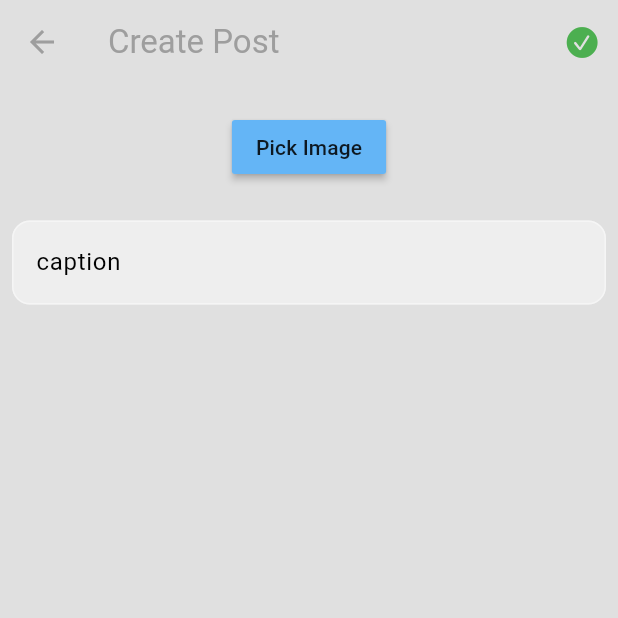
After one commit to ravidkrisi/social_app, a Flutter app: the UploadPostPage screen opened directly, after a tap on "Pick Image", on a phone screen of 412 x 824 dp, the top half of it. The commit adds this screen. Run offline on Flutter 3.47's test engine with Material 3 defaults, Android fonts, the phone set to English and light mode, and no system bars; our stand-ins replace cached_network_image, cloud_firestore, file_picker, firebase_auth, firebase_core, firebase_storage and 1 more; accounts and stored records are empty; network calls fail.

Commit message:
[feature] added UI for create new post

```diff
--- a/lib/app.dart
+++ b/lib/app.dart
@@ -33,6 +33,9 @@ import 'package:social_app/features/auth/presentation/cubits/auth_cubit.dart';
 import 'package:social_app/features/auth/presentation/cubits/auth_states.dart';
 import 'package:social_app/features/auth/presentation/pages/auth_page.dart';
 import 'package:social_app/features/home/presentation/pages/home.dart';
+import 'package:social_app/features/post/data/firebase_post_repo.dart';
+import 'package:social_app/features/post/domain/repos/post_repo.dart';
+import 'package:social_app/features/post/presentation/cubits/post_cubit.dart';
 import 'package:social_app/features/profile/data/firebase_profile_repo.dart';
 import 'package:social_app/features/profile/presentation/cubits/profile_cubit.dart';
 import 'package:social_app/features/profile/presentation/cubits/profile_states.dart';
@@ -47,6 +50,8 @@ class MyApp extends StatelessWidget {
   final firebaseProfileRepo = FirebaseProfileRepo();
   // storage repo
   final firebaseStorageRepo = FirebaseStorageRepo();
+  // post repo
+  final firebasePostRepo = FirebasePostRepo();
 
   MyApp({super.key});
 
@@ -65,6 +70,13 @@ class MyApp extends StatelessWidget {
           create:
               (context) => ProfileCubit(
                 profileRepo: firebaseProfileRepo,
+                storageRepo: firebaseStorageRepo,
+              ),
+        ),
+        BlocProvider<PostCubit>(
+          create:
+              (context) => PostCubit(
+                postRepo: firebasePostRepo,
                 storageRepo: firebaseStorageRepo,
               ),
         ),
--- a/lib/features/post/presentation/cubits/post_cubit.dart
+++ b/lib/features/post/presentation/cubits/post_cubit.dart
@@ -41,6 +41,9 @@ class PostCubit extends Cubit<PostState> {
 
       // add post in backend
       await postRepo.createPost(newPost);
+
+      // re-fetch all posts
+      fetchAllPosts();
     } catch (e) {
       emit(PostError('error creating post: $e'));
     }
--- /dev/null
+++ b/lib/features/post/presentation/pages/upload_post_page.dart
@@ -0,0 +1,183 @@
+import 'dart:io';
+import 'dart:typed_data';
+
+import 'package:file_picker/file_picker.dart';
+import 'package:flutter/cupertino.dart';
+import 'package:flutter/foundation.dart' show kIsWeb;
+import 'package:flutter/material.dart';
+import 'package:flutter_bloc/flutter_bloc.dart';
+import 'package:social_app/features/auth/domain/entities/app_user.dart';
+import 'package:social_app/features/auth/presentation/components/my_text_field.dart';
+import 'package:social_app/features/auth/presentation/cubits/auth_cubit.dart';
+import 'package:social_app/features/post/domain/entities/post.dart';
+import 'package:social_app/features/post/presentation/cubits/post_cubit.dart';
+import 'package:social_app/features/post/presentation/cubits/post_states.dart';
+import 'package:uuid/uuid.dart';
+
+class UploadPostPage extends StatefulWidget {
+  const UploadPostPage({super.key});
+
+  @override
+  State<UploadPostPage> createState() => _UploadPostPageState();
+}
+
+class _UploadPostPageState extends State<UploadPostPage> {
+  // mobile image pick
+  PlatformFile? selectedImage;
+
+  // web image pick
+  Uint8List? webImage;
+
+  // text controller -> caption
+  final captionController = TextEditingController();
+
+  // current user
+  AppUser? currentUser;
+
+  @override
+  void initState() {
+    super.initState();
+    getCurrentUser();
+  }
+
+  // get current user
+  void getCurrentUser() {
+    final authCubit = context.read<AuthCubit>();
+    currentUser = authCubit.currentUser;
+  }
+
+  // select image
+  Future<void> pickImage() async {
+    final result = await FilePicker.platform.pickFiles(
+      type: FileType.image,
+      withData: kIsWeb,
+    );
+
+    if (result != null) {
+      setState(() {
+        selectedImage = result.files.first;
+
+        if (kIsWeb) {
+          webImage = selectedImage?.bytes;
+        }
+      });
+    }
+  }
+
+  // create & upload post
+  void uploadPost() {
+    // check if both image and caption are provided
+    if (selectedImage == null || captionController.text.isEmpty) {
+      ScaffoldMessenger.of(
+        context,
+      ).showSnackBar(SnackBar(content: Text('fill all fields')));
+      return;
+    }
+
+    // create post object
+    final post = Post(
+      id: Uuid().v4(),
+      uid: currentUser!.uid,
+      userName: currentUser!.name,
+      caption: captionController.text,
+      imageUrl: '',
+      timestamp: DateTime.now(),
+    );
+
+    // post cubit
+    final postCubit = context.read<PostCubit>();
+
+    // web upload
+    if (kIsWeb) {
+      postCubit.createPost(post, imageBytes: webImage);
+    }
+    // mobile upload
+    else {
+      postCubit.createPost(post, imagePath: selectedImage?.path);
+    }
+  }
+
+  @override
+  void dispose() {
+    captionController.dispose();
+    super.dispose();
+  }
+
+  // BUILD UI
+  @override
+  Widget build(BuildContext context) {
+    // SCAFFOLD
+    return BlocConsumer<PostCubit, PostState>(
+      builder: (context, state) {
+        // lodaing ..
+        if (state is PostLoading || state is PostUploading) {
+          return Scaffold(body: Center(child: CircularProgressIndicator()));
+        }
+
+        // build upload page
+        return buildUploadPage();
+      },
+      listener: (context, state) {
+        // go to previous page when upload is done & posts are loaded
+        if (state is PostLoaded) {
+          Navigator.pop(context);
+        }
+      },
+    );
+  }
+
+  Widget buildUploadPage() {
+    // SCAFFOLD
+    return Scaffold(
+      // APP BAR
+      appBar: AppBar(
+        title: Text('Create Post'),
+        foregroundColor: Theme.of(context).colorScheme.primary,
+        actions: [
+          IconButton(
+            onPressed: uploadPost,
+            icon: Icon(
+              CupertinoIcons.checkmark_circle_fill,
+              color: Colors.green,
+            ),
+          ),
+        ],
+      ),
+
+      // BODY
+      body: Center(
+        child: Padding(
+          padding: const EdgeInsets.all(8.0),
+          child: Column(
+            children: [
+              // image preview for web
+              if (kIsWeb && webImage != null) Image.memory(webImage!),
+
+              // image preview for mobile
+              if (!kIsWeb && selectedImage != null)
+                Image.file(File(selectedImage!.path!)),
+
+              SizedBox(height: 10),
+
+              // pick image button
+              MaterialButton(
+                onPressed: pickImage,
+                color: Colors.blue.shade300,
+                child: Text('Pick Image'),
+              ),
+
+              SizedBox(height: 25),
+
+              // caption text box
+              MyTextField(
+                controller: captionController,
+                hintText: 'caption',
+                obscureText: false,
+              ),
+            ],
+          ),
+        ),
+      ),
+    );
+  }
+}
--- a/pubspec.yaml
+++ b/pubspec.yaml
@@ -41,6 +41,7 @@ dependencies:
   firebase_storage: ^12.4.3
   file_picker: ^9.0.1
   cached_network_image: ^3.4.1
+  uuid: ^4.5.1
 
 dev_dependencies:
   flutter_test:
```
Also changed, not shown: lib/features/home/presentation/pages/home.dart (+16 -1 lines), pubspec.lock.
